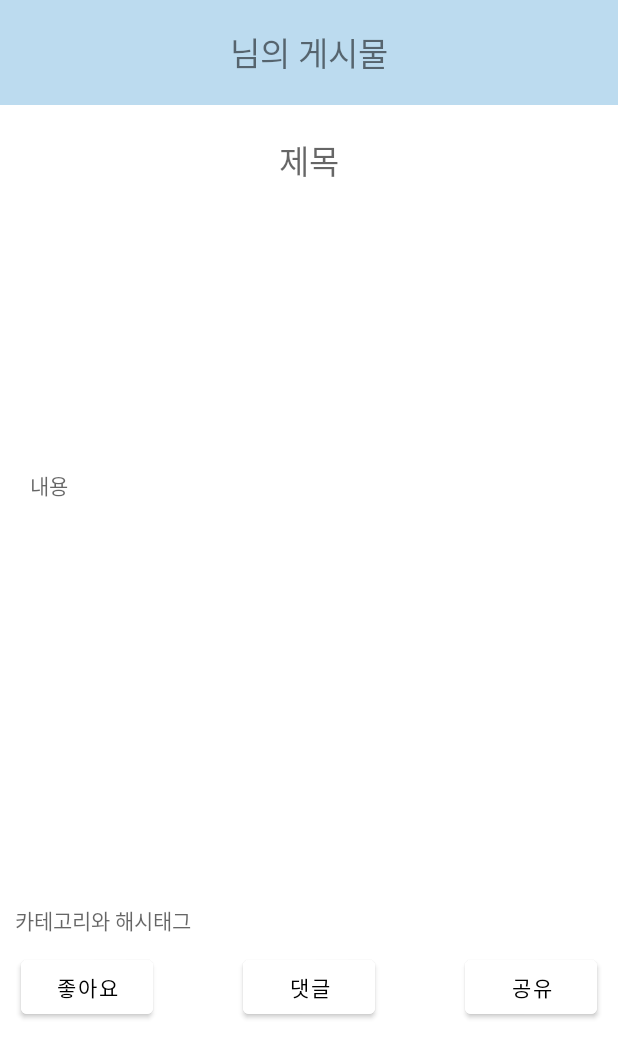
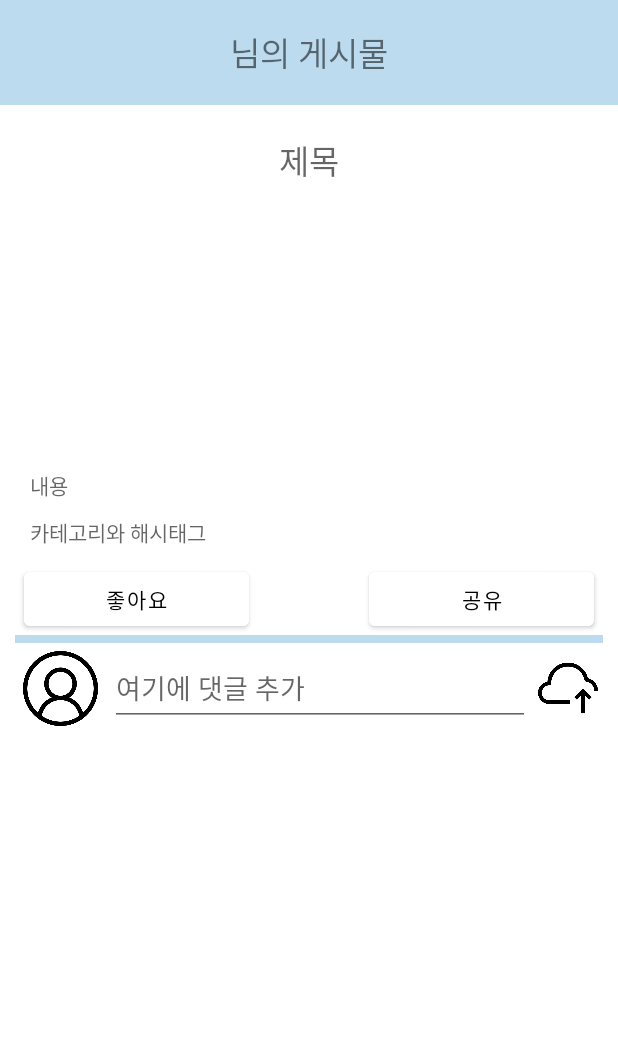
Before and after one commit to WIS-APP-Studio/HOBBING, an Android app: the InnerPostActivity screen opened directly, with no data from a screen before it, on a phone screen of 412 x 824 dp. Shown: the top 1058 px of the screen. Run offline under Robolectric (Android 15) with nearby library versions, the phone set to English and light mode, and no system bars; our stand-ins replace Volley; network calls fail.

Commit message:
내부 게시물 댓글창 레이아웃 구현(No DB Connection)

```diff
--- a/app/src/main/java/com/wisappstudio/hobbing/activity/InnerPostActivity.java
+++ b/app/src/main/java/com/wisappstudio/hobbing/activity/InnerPostActivity.java
@@ -70,11 +70,9 @@ public class InnerPostActivity extends AppCompatActivity {
         };
 
         StringRequest stringRequest = new StringRequest(Request.Method.POST, INNER_POST_IMAGE_READ_URL, new Response.Listener<String>() {
-
             @Override
             public void onResponse(String response) {
                 try {
-                    Log.d("0727-TAG" , response);
                     JSONObject jsonObject = new JSONObject(response);
 
                     RecyclerView recyclerView = findViewById(R.id.activity_inner_post_image);
@@ -84,7 +82,6 @@ public class InnerPostActivity extends AppCompatActivity {
 
                     recyclerView.setAdapter(postAdapter);
                     recyclerView.setLayoutManager(new LinearLayoutManager(getApplicationContext(), LinearLayoutManager.HORIZONTAL, false));
-
 
                 } catch (JSONException e) {
                     e.printStackTrace();
--- a/app/src/main/java/com/wisappstudio/hobbing/fragment/MainPageFragment.java
+++ b/app/src/main/java/com/wisappstudio/hobbing/fragment/MainPageFragment.java
@@ -13,6 +13,7 @@
 import androidx.annotation.NonNull;
 import androidx.annotation.Nullable;
 import androidx.fragment.app.Fragment;
+import androidx.recyclerview.widget.RecyclerView;
 
 import com.android.volley.Request;
 import com.android.volley.RequestQueue;
--- a/app/src/main/res/layout/activity_inner_post.xml
+++ b/app/src/main/res/layout/activity_inner_post.xml
@@ -20,6 +20,18 @@
             android:gravity="center"
             android:textSize="10pt"/>
     </LinearLayout>
+
+    <ScrollView
+        android:layout_width="match_parent"
+        android:layout_height="match_parent"
+        android:layout_marginLeft="10dp"
+        android:layout_marginRight="10dp"
+        android:layout_marginBottom="10dp">
+
+        <LinearLayout
+            android:layout_width="match_parent"
+            android:layout_height="match_parent"
+            android:orientation="vertical">
 
             <LinearLayout
                 android:layout_width="match_parent"
@@ -45,12 +57,6 @@
 
             </LinearLayout>
 
-    <ScrollView
-        android:layout_width="match_parent"
-        android:layout_height="280dp"
-        android:layout_marginLeft="10dp"
-        android:layout_marginRight="10dp"
-        android:layout_marginBottom="10dp">
             <TextView
                 android:id="@+id/activity_inner_post_description"
                 android:layout_width="match_parent"
@@ -62,8 +68,6 @@
                 android:layout_marginTop="10dp"
 
                 android:hint="내용"/>
-    </ScrollView>
-
             <TextView
                 android:layout_margin="10dp"
                 android:layout_width="match_parent"
@@ -75,27 +79,63 @@
                 android:layout_height="wrap_content"
                 android:gravity="bottom|center">
                 <Button
-            android:layout_width="wrap_content"
+                    android:layout_width="150dp"
                     android:layout_height="wrap_content"
                     android:backgroundTint="#ffffff"
                     android:textColor="#000000"
-            android:layout_marginRight="30dp"
+                    android:layout_marginRight="40dp"
                     android:text="좋아요"/>
+
                 <Button
-            android:layout_width="wrap_content"
+                    android:layout_width="150dp"
                     android:layout_height="wrap_content"
-            android:layout_marginLeft="30dp"
-            android:layout_marginRight="30dp"
-            android:backgroundTint="#ffffff"
-            android:textColor="#000000"
-            android:text="댓글"/>
-        <Button
-            android:layout_width="wrap_content"
-            android:layout_height="wrap_content"
-            android:layout_marginLeft="30dp"
+                    android:layout_marginLeft="40dp"
                     android:backgroundTint="#ffffff"
                     android:textColor="#000000"
                     android:text="공유"/>
             </LinearLayout>
 
+            <LinearLayout
+                android:layout_width="match_parent"
+                android:layout_height="5dp"
+                android:background="#bcdbef"/>
+
+            <LinearLayout
+                android:layout_width="match_parent"
+                android:layout_height="wrap_content"
+                android:layout_marginTop="5dp"
+                android:layout_marginBottom="5dp"
+                android:orientation="horizontal">
+
+                <ImageView
+                    android:layout_width="50dp"
+                    android:layout_height="50dp"
+                    android:layout_marginLeft="5dp"
+                    android:src="@drawable/profile_image"/>
+
+                <EditText
+                    android:layout_width="280dp"
+                    android:layout_marginLeft="8dp"
+                    android:layout_height="match_parent"
+                    android:hint="여기에 댓글 추가"/>
+
+                <ImageView
+                    android:layout_width="40dp"
+                    android:layout_height="40dp"
+                    android:layout_gravity="center"
+                    android:layout_marginLeft="5dp"
+                    android:src="@drawable/upload"/>
             </LinearLayout>
+
+            <ListView
+                android:id="@+id/activity_inner_post_comment"
+                android:layout_width="match_parent"
+                android:layout_height="match_parent" />
+
+        </LinearLayout>
+
+
+    </ScrollView>
+
+
+</LinearLayout>
```
Also changed, not shown: app/src/main/res/layout/list_inner_image.xml (+5 -2 lines), app/src/main/res/layout/list_inner_post.xml (+32 -3 lines), app/src/main/res/layout/list_post.xml (+31 -3 lines). Lines whose indentation alone changed are shown as unchanged.
